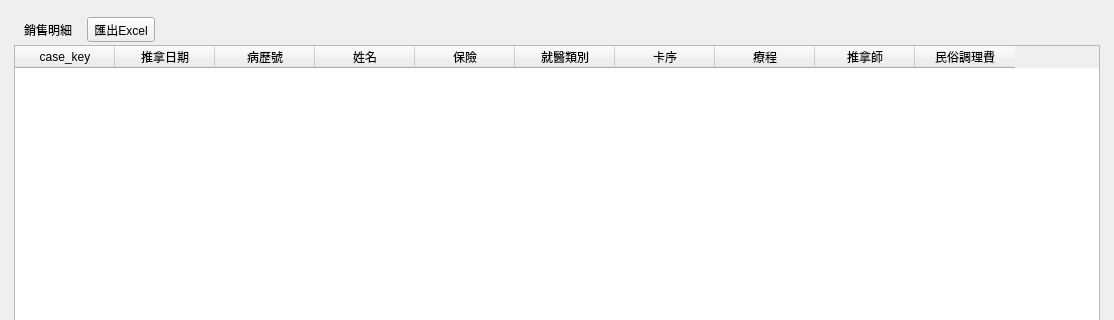
Above: ui/statistics_massager_list.ui from picacat/pymedical before the change; both pictures show x 0 to 1114 and y 0 to 320 of the 1114 by 865 pixel window. Below: the same form after it.
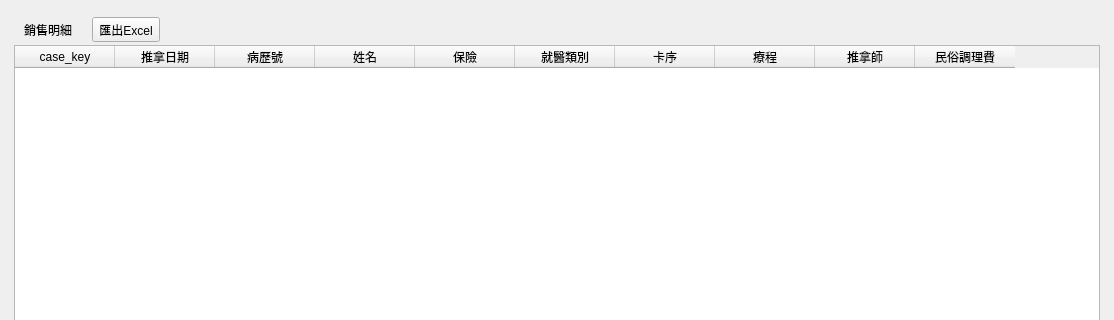
That is the form after the change. Icons and pictures are not drawn.

```diff
--- a/ui/statistics_massager_list.ui
+++ b/ui/statistics_massager_list.ui
@@ -38,7 +38,7 @@
             <item>
              <layout class="QHBoxLayout" name="horizontalLayout_7">
               <property name="spacing">
-               <number>15</number>
+               <number>20</number>
               </property>
               <property name="topMargin">
                <number>3</number>
```
